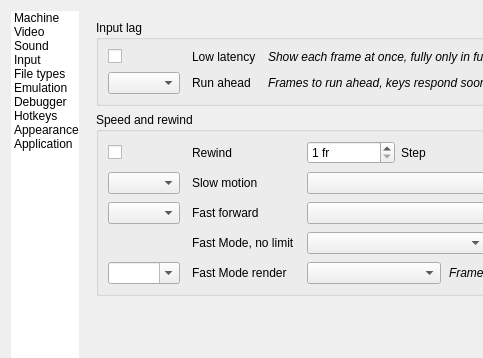
First picture: the form in ui/setupwin.ui, repository DruzhininPavel/xpeccy-plus, before the edit; both pictures show x 0 to 483 and y 0 to 358 of the 716 by 909 pixel window.
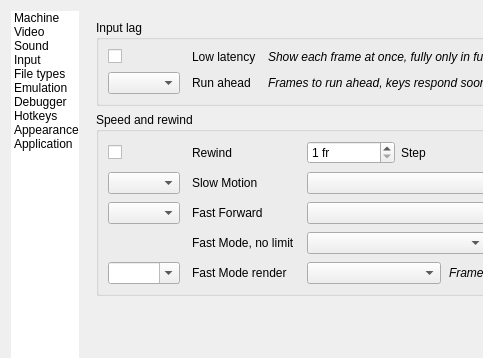
Second picture: the form after the edit. The open tabs and pages were chosen to show the change. Icons and pictures are not drawn. Custom widgets are drawn as their Qt base class.

Commit message: options: Slow Motion and Fast Forward named as their commands are, in the rows, the hints and the speed slider

Diff of the .ui file:
```diff
--- a/ui/setupwin.ui
+++ b/ui/setupwin.ui
@@ -2717,7 +2717,7 @@
                    <string>Speed while slow motion is on</string>
                   </property>
                   <property name="text">
-                   <string>Slow motion</string>
+                   <string>Slow Motion</string>
                   </property>
                   <property name="buddy">
                    <cstring>cbSlowmo</cstring>
@@ -2762,7 +2762,7 @@
 The sound plays sped up</string>
                   </property>
                   <property name="text">
-                   <string>Fast forward</string>
+                   <string>Fast Forward</string>
                   </property>
                   <property name="buddy">
                    <cstring>cbFfwd</cstring>
```
Left out of the diff: 14 changed lines with no effect on the pictures. The commit also changes 1 other file.
